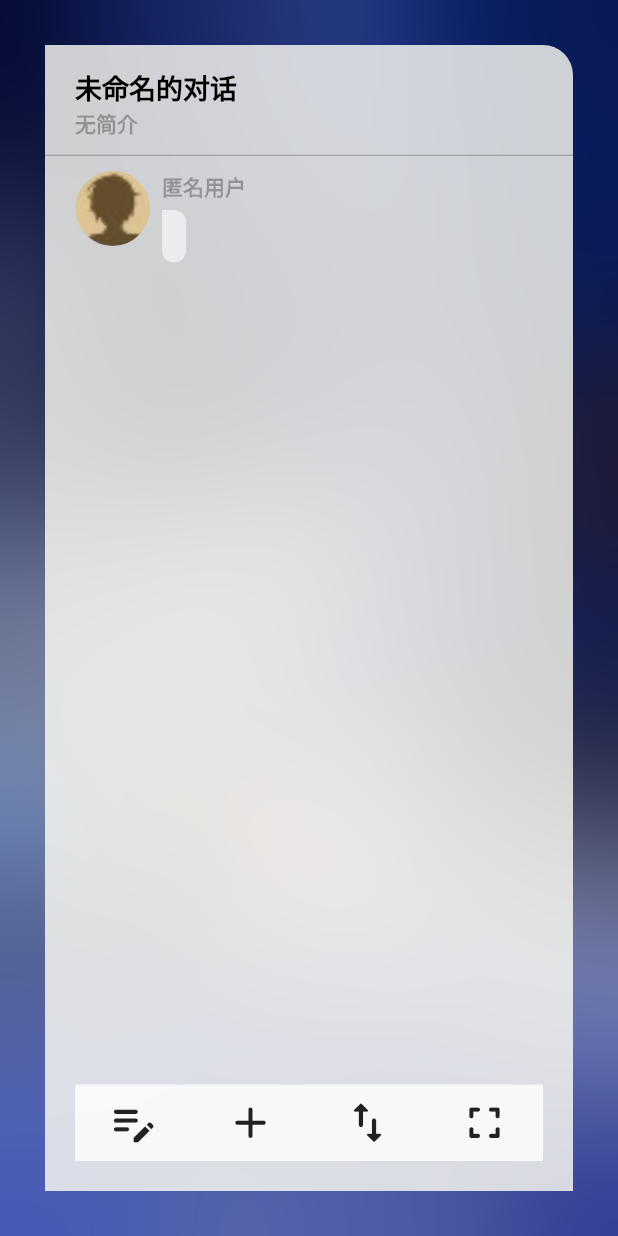
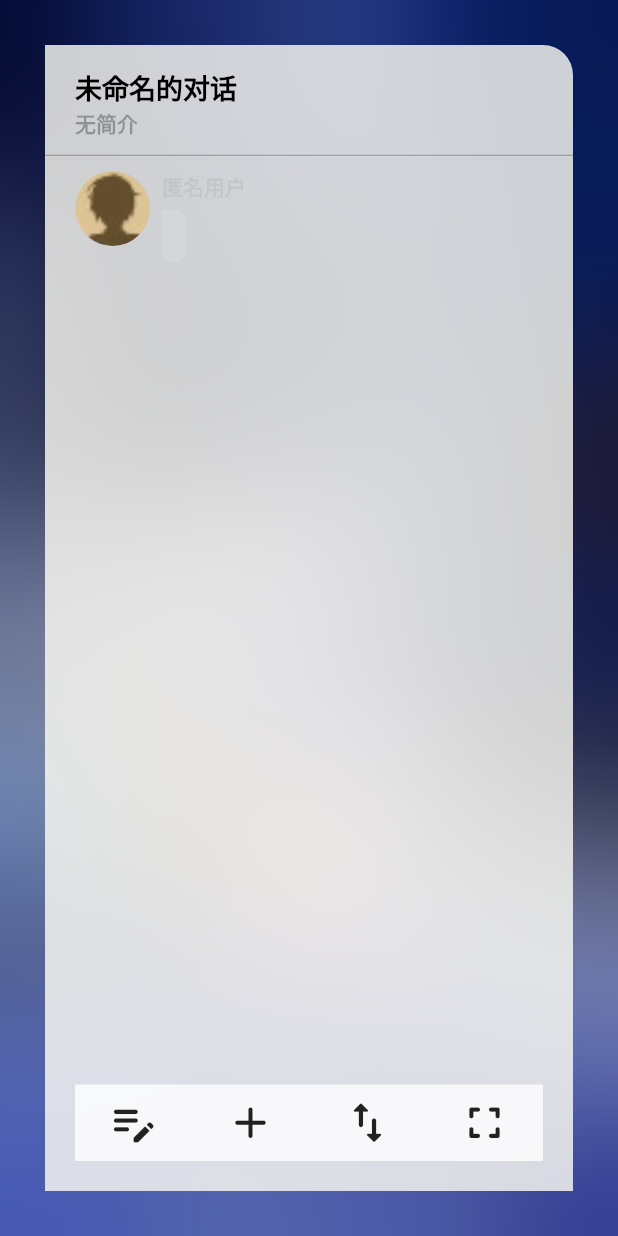
Before and after one commit to nfnfgo/star_rail_msg_simulator, a Flutter app: the screen it shows after launch, item 2 of the bottom bar chosen, on a phone screen of 412 x 824 dp. Run offline on Flutter 3.47's test engine with Material 2 defaults, Android fonts, the phone set to English and light mode, and no system bars; our stand-ins replace flutter_smart_dialog.

Commit message:
Fix: Fix the the sentBySelf param is not working issue in editing msg dialog

```diff
--- a/star_rail_im_simulator/lib/widgets/sr_im_simulator/chat_windows.dart
+++ b/star_rail_im_simulator/lib/widgets/sr_im_simulator/chat_windows.dart
@@ -162,6 +162,7 @@ class _SRIMChatWindowsState extends State<SRIMChatWindows> {
                   itemCount: widget.chatInfo.msgInfoList?.length ?? 0,
                   itemBuilder: (context, index) {
                     return SRIMMsgEditableMsgTile(
+                        key: ValueKey(index),
                         index: widget.chatInfo.msgInfoList!.length - index - 1);
                   },
                 ),
--- a/star_rail_im_simulator/lib/widgets/sr_im_simulator/msg_tile.dart
+++ b/star_rail_im_simulator/lib/widgets/sr_im_simulator/msg_tile.dart
@@ -227,6 +227,8 @@ class SRIMTextMsgTile extends SRIMMsgTileBase {
     imageProvider = msgInfo.characterInfo?.avatarInfo?.avatarImageProvider;
     // msg content info
     msg = msgInfo.msg;
+    // sent by self info
+    sentBySelf = msgInfo.sentBySelf;
     return this;
   }
 
@@ -258,7 +260,6 @@ class _SRIMTextMsgTileState extends State<SRIMTextMsgTile>
     // after 1 sec, make the msg content appear
     await Future.delayed(const Duration(seconds: 1)).then((value) {
       setState(() {
-        debugPrint('ok');
         showLoading = false;
       });
     });
@@ -350,7 +351,15 @@ class _SRIMTextMsgTileState extends State<SRIMTextMsgTile>
               ),
             // Msg Bubble
             Expanded(
-              child: Column(
+              child: Align(
+                  alignment: widget.sentBySelf
+                      ? Alignment.centerRight
+                      : Alignment.centerLeft,
+                  child: AnimatedSwitcher(
+                    duration: const Duration(milliseconds: 500),
+                    child: showLoading
+                        ? const Text('Loading')
+                        : Column(
                             crossAxisAlignment: widget.sentBySelf
                                 ? CrossAxisAlignment.end
                                 : CrossAxisAlignment.start,
@@ -384,6 +393,7 @@ class _SRIMTextMsgTileState extends State<SRIMTextMsgTile>
                               )
                             ],
                           ),
+                  )),
             ),
             if (widget.sentBySelf == true)
               const SizedBox(
```
Also changed, not shown: 1 other file. Lines whose indentation alone changed are shown as unchanged.
